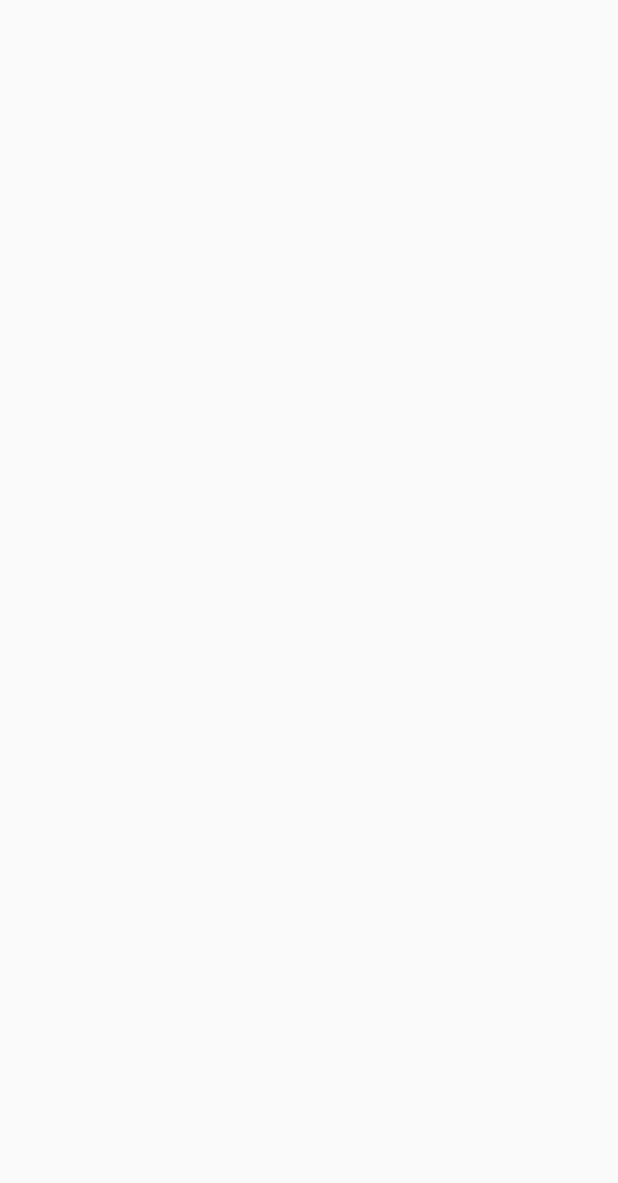
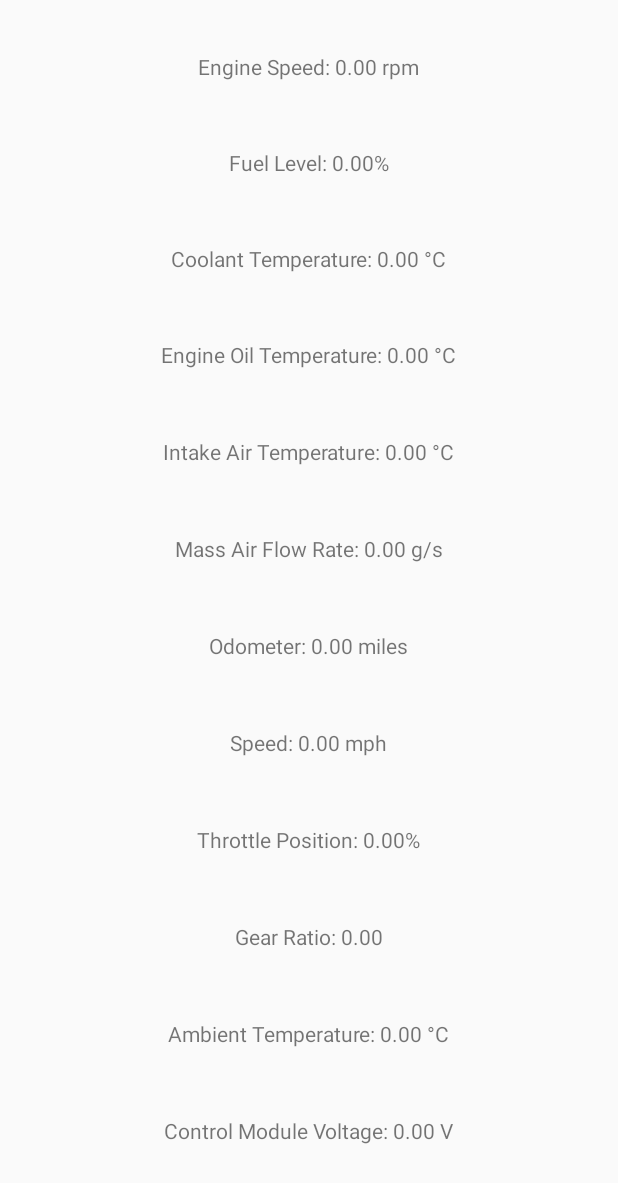
Before and after one commit to CalebKornegay/DigitalDash, an Android app built with Jetpack Compose: the screen it shows after launch (MainActivity), on a phone screen of 412 x 824 dp. Before the commit the part shown is empty. Shown: the top 1183 px of the screen. Run offline under Robolectric (Android 15) with nearby library versions, the phone set to English and light mode, and no system bars.

```diff
--- a/client/app/src/main/res/layout/layout.xml
+++ b/client/app/src/main/res/layout/layout.xml
@@ -4,78 +4,91 @@
     android:layout_height="match_parent"
     android:layout_gravity="center_vertical"
     android:gravity="center_horizontal"
+    android:layout_marginTop="30dp"
+    android:layout_marginBottom="20dp"
     android:orientation="vertical">
 
     <TextView
         android:id="@+id/rpmView"
         android:layout_width="wrap_content"
-        android:layout_height="91dp"
-        android:layout_weight="1"/>
+        android:layout_height="wrap_content"
+        android:layout_weight="1"
+        android:text="@string/engine_speed_0_00rpm"/>
 
     <TextView
         android:id="@+id/fuelView"
         android:layout_width="wrap_content"
         android:layout_height="wrap_content"
-        android:layout_weight="1"/>
+        android:layout_weight="1"
+        android:text="@string/fuel_level_0_00"/>
 
     <TextView
         android:id="@+id/coolantTempView"
         android:layout_width="wrap_content"
         android:layout_height="wrap_content"
-        android:layout_weight="1"/>
+        android:layout_weight="1"
+        android:text="@string/coolant_temperature_0_00_u00b0c"/>
 
     <TextView
         android:id="@+id/engineOilTempView"
         android:layout_width="wrap_content"
         android:layout_height="wrap_content"
-        android:layout_weight="1"/>
+        android:layout_weight="1"
+        android:text="@string/engine_oil_temperature_0_00_u00b0c"/>
 
     <TextView
         android:id="@+id/intakeAirTempView"
         android:layout_width="wrap_content"
         android:layout_height="wrap_content"
-        android:layout_weight="1"/>
-
+        android:layout_weight="1"
+        android:text="@string/intake_air_temperature_0_00_u00b0c"/>
 
     <TextView
         android:id="@+id/mafFlowRateView"
         android:layout_width="wrap_content"
         android:layout_height="wrap_content"
-        android:layout_weight="1"/>
+        android:layout_weight="1"
+        android:text="@string/mass_air_flow_rate_0_00g_s"/>
 
     <TextView
         android:id="@+id/odometerView"
         android:layout_width="wrap_content"
         android:layout_height="wrap_content"
-        android:layout_weight="1"/>
+        android:layout_weight="1"
+        android:text="@string/odometer_0_00miles"/>
 
     <TextView
         android:id="@+id/speedView"
         android:layout_width="wrap_content"
         android:layout_height="wrap_content"
-        android:layout_weight="1"/>
+        android:layout_weight="1"
+        android:text="@string/speed_0_00mph"/>
 
     <TextView
         android:id="@+id/throttlePositionView"
         android:layout_width="wrap_content"
         android:layout_height="wrap_content"
-        android:layout_weight="1"/>
+        android:layout_weight="1"
+        android:text="@string/throttle_position_0_00"/>
 
     <TextView
         android:id="@+id/gearRatioView"
         android:layout_width="wrap_content"
         android:layout_height="wrap_content"
-        android:layout_weight="1"/>
+        android:layout_weight="1"
+        android:text="@string/gear_ratio_0_00"/>
 
     <TextView
         android:id="@+id/ambientTempView"
         android:layout_width="wrap_content"
         android:layout_height="wrap_content"
-        android:layout_weight="1"/>
+        android:layout_weight="1"
+        android:text="@string/ambient_temperature_0_00_u00b0c"/>
 
     <TextView
         android:id="@+id/voltageView"
         android:layout_width="wrap_content"
         android:layout_height="wrap_content"
-        android:layout_weight="1"/>
+        android:layout_weight="1"
+        android:text="@string/control_module_voltage_0_00v"/>
 </LinearLayout>
--- a/client/app/src/main/res/values/strings.xml
+++ b/client/app/src/main/res/values/strings.xml
@@ -1,3 +1,15 @@
 <resources>
     <string name="app_name">DigitalDash</string>
+    <string name="intake_air_temperature_0_00_u00b0c">Intake Air Temperature: 0.00 °C</string>
+    <string name="engine_oil_temperature_0_00_u00b0c">Engine Oil Temperature: 0.00 °C</string>
+    <string name="coolant_temperature_0_00_u00b0c">Coolant Temperature: 0.00 °C</string>
+    <string name="fuel_level_0_00">Fuel Level: 0.00%</string>
+    <string name="engine_speed_0_00rpm">Engine Speed: 0.00 rpm</string>
+    <string name="mass_air_flow_rate_0_00g_s">Mass Air Flow Rate: 0.00 g/s</string>
+    <string name="odometer_0_00miles">Odometer: 0.00 miles</string>
+    <string name="speed_0_00mph">Speed: 0.00 mph</string>
+    <string name="throttle_position_0_00">Throttle Position: 0.00%</string>
+    <string name="gear_ratio_0_00">Gear Ratio: 0.00</string>
+    <string name="ambient_temperature_0_00_u00b0c">Ambient Temperature: 0.00 °C</string>
+    <string name="control_module_voltage_0_00v">Control Module Voltage: 0.00 V</string>
 </resources>
--- /dev/null
+++ b/client/app/src/main/res/xml/automotive_app_desc.xml
@@ -0,0 +1,4 @@
+<?xml version="1.0" encoding="utf-8"?>
+<automotiveApp>
+    <uses name="template" />
+</automotiveApp>
--- a/client/gradle/libs.versions.toml
+++ b/client/gradle/libs.versions.toml
@@ -8,6 +8,7 @@ espressoCore = "3.6.1"
 lifecycleRuntimeKtx = "2.6.1"
 activityCompose = "1.9.3"
 composeBom = "2024.04.01"
+appcompat = "1.7.0"
 
 [libraries]
 androidx-core-ktx = { group = "androidx.core", name = "core-ktx", version.ref = "coreKtx" }
@@ -24,6 +25,7 @@ androidx-ui-tooling-preview = { group = "androidx.compose.ui", name = "ui-toolin
 androidx-ui-test-manifest = { group = "androidx.compose.ui", name = "ui-test-manifest" }
 androidx-ui-test-junit4 = { group = "androidx.compose.ui", name = "ui-test-junit4" }
 androidx-material3 = { group = "androidx.compose.material3", name = "material3" }
+androidx-appcompat = { group = "androidx.appcompat", name = "appcompat", version.ref = "appcompat" }
 
 [plugins]
 android-application = { id = "com.android.application", version.ref = "agp" }
--- a/client/settings.gradle.kts
+++ b/client/settings.gradle.kts
@@ -21,3 +21,4 @@ dependencyResolutionManagement {
 
 rootProject.name = "DigitalDash"
 include(":app")
+include(":digitaldash")
```
Also changed, not shown: client/app/src/main/AndroidManifest.xml (+12 -2 lines), client/app/src/main/java/com/example/digitaldash/MainActivity.kt (+79 -54 lines), 1 other file.
